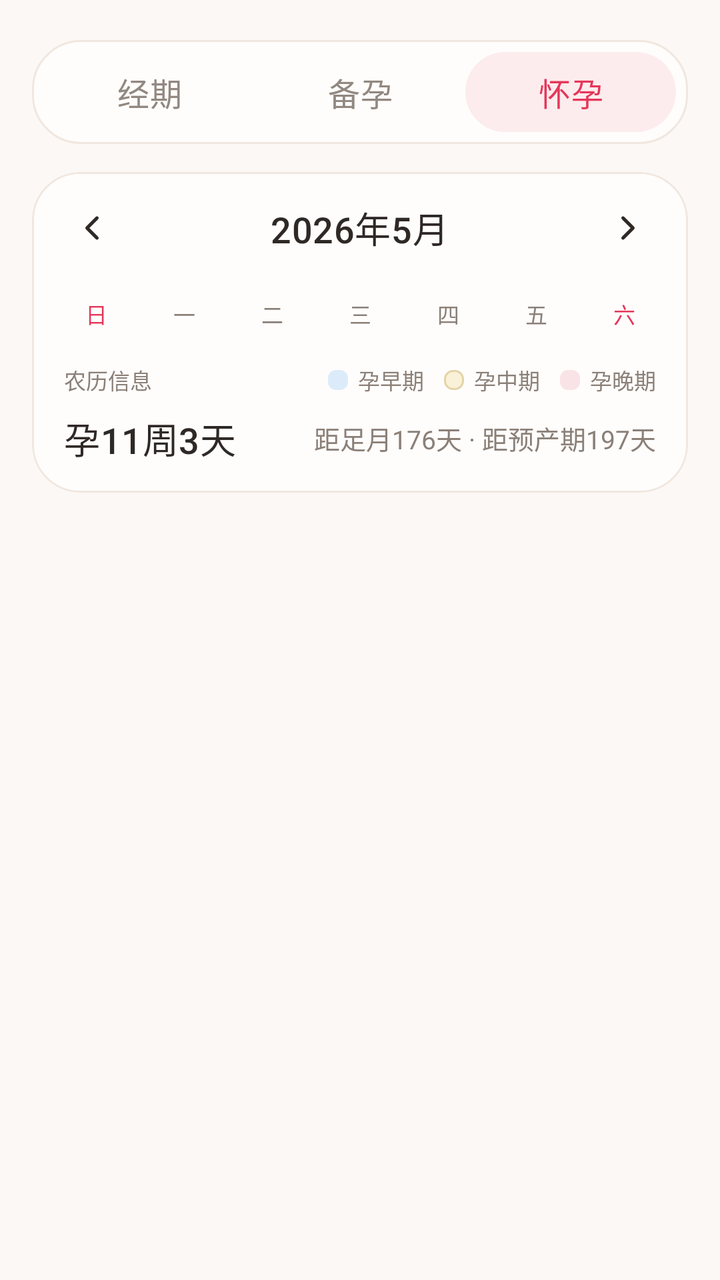
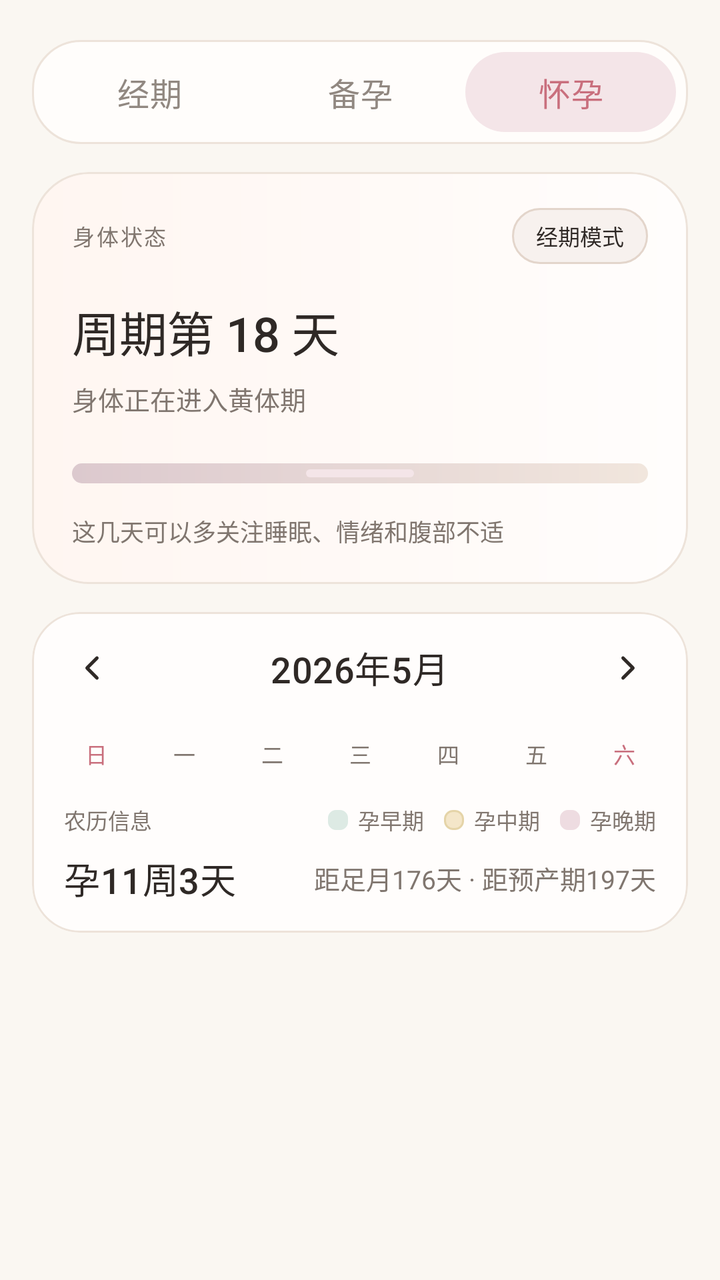

Two renders of the same Android screen: before a commit and after it. Below are the layout's source before the change and the commit's diff.
<!-- AndroidManifest.xml: application theme Theme.Athena -->
<!-- res/layout/fragment_pregnancy.xml -->
<?xml version="1.0" encoding="utf-8"?>
<androidx.core.widget.NestedScrollView
    xmlns:android="http://schemas.android.com/apk/res/android"
    xmlns:app="http://schemas.android.com/apk/res-auto"
    android:layout_width="match_parent"
    android:layout_height="match_parent"
    android:background="@color/health_page_bg"
    android:fillViewport="true">

    <LinearLayout
        android:layout_width="match_parent"
        android:layout_height="wrap_content"
        android:orientation="vertical"
        android:paddingBottom="24dp">

        <LinearLayout
            android:id="@+id/period_top_tabs"
            android:layout_width="match_parent"
            android:layout_height="wrap_content"
            android:layout_marginStart="16dp"
            android:layout_marginTop="20dp"
            android:layout_marginEnd="16dp"
            android:background="@drawable/bg_health_tabs_container"
            android:gravity="center"
            android:orientation="horizontal"
            android:padding="6dp">

            <TextView
                android:id="@+id/tab_period"
                style="@style/HealthTabTextInactive"
                android:layout_width="0dp"
                android:layout_height="40dp"
                android:layout_weight="1"
                android:gravity="center"
                android:text="&#32463;&#26399;" />

            <TextView
                android:id="@+id/tab_pregnancy_prep"
                style="@style/HealthTabTextInactive"
                android:layout_width="0dp"
                android:layout_height="40dp"
                android:layout_weight="1"
                android:gravity="center"
                android:text="&#22791;&#23381;" />

            <TextView
                android:id="@+id/tab_pregnancy"
                style="@style/HealthTabTextActive"
                android:layout_width="0dp"
                android:layout_height="40dp"
                android:layout_weight="1"
                android:background="@drawable/bg_health_tab_active"
                android:gravity="center"
                android:text="&#24576;&#23381;" />

        </LinearLayout>

        <com.google.android.material.card.MaterialCardView
            android:layout_width="match_parent"
            android:layout_height="wrap_content"
            android:layout_marginStart="16dp"
            android:layout_marginTop="14dp"
            android:layout_marginEnd="16dp"
            app:cardBackgroundColor="@color/health_card_bg"
            app:cardCornerRadius="24dp"
            app:cardElevation="0dp"
            app:strokeColor="@color/health_card_stroke"
            app:strokeWidth="1dp">

            <LinearLayout
                android:layout_width="match_parent"
                android:layout_height="wrap_content"
                android:orientation="vertical"
                android:paddingBottom="14dp">

                <RelativeLayout
                    android:layout_width="match_parent"
                    android:layout_height="56dp"
                    android:paddingStart="10dp"
                    android:paddingEnd="10dp">

                    <ImageButton
                        android:id="@+id/btn_prev_month"
                        android:layout_width="40dp"
                        android:layout_height="40dp"
                        android:layout_alignParentStart="true"
                        android:layout_centerVertical="true"
                        android:background="?attr/selectableItemBackgroundBorderless"
                        android:contentDescription="&#19978;&#19968;&#26376;"
                        android:padding="10dp"
                        android:scaleType="centerInside"
                        android:src="@drawable/ic_arrow_back"
                        app:tint="@color/health_text_primary" />

                    <TextView
                        android:id="@+id/tv_month_year"
                        style="@style/HealthMonthText"
                        android:layout_width="wrap_content"
                        android:layout_height="wrap_content"
                        android:layout_centerInParent="true"
                        android:text="2026&#24180;5&#26376;" />

                    <ImageButton
                        android:id="@+id/btn_next_month"
                        android:layout_width="40dp"
                        android:layout_height="40dp"
                        android:layout_alignParentEnd="true"
                        android:layout_centerVertical="true"
                        android:background="?attr/selectableItemBackgroundBorderless"
                        android:contentDescription="&#19979;&#19968;&#26376;"
                        android:padding="10dp"
                        android:scaleType="centerInside"
                        android:src="@drawable/ic_arrow_right"
                        app:tint="@color/health_text_primary" />

                </RelativeLayout>

                <LinearLayout
                    android:layout_width="match_parent"
                    android:layout_height="30dp"
                    android:orientation="horizontal"
                    android:paddingStart="10dp"
                    android:paddingEnd="10dp">

                    <TextView style="@style/HealthLegendText" android:layout_width="0dp" android:layout_height="match_parent" android:layout_weight="1" android:gravity="center" android:text="&#26085;" android:textColor="@color/period_rose" />
                    <TextView style="@style/HealthLegendText" android:layout_width="0dp" android:layout_height="match_parent" android:layout_weight="1" android:gravity="center" android:text="&#19968;" />
                    <TextView style="@style/HealthLegendText" android:layout_width="0dp" android:layout_height="match_parent" android:layout_weight="1" android:gravity="center" android:text="&#20108;" />
                    <TextView style="@style/HealthLegendText" android:layout_width="0dp" android:layout_height="match_parent" android:layout_weight="1" android:gravity="center" android:text="&#19977;" />
                    <TextView style="@style/HealthLegendText" android:layout_width="0dp" android:layout_height="match_parent" android:layout_weight="1" android:gravity="center" android:text="&#22235;" />
                    <TextView style="@style/HealthLegendText" android:layout_width="0dp" android:layout_height="match_parent" android:layout_weight="1" android:gravity="center" android:text="&#20116;" />
                    <TextView style="@style/HealthLegendText" android:layout_width="0dp" android:layout_height="match_parent" android:layout_weight="1" android:gravity="center" android:text="&#20845;" android:textColor="@color/period_rose" />

                </LinearLayout>

                <androidx.recyclerview.widget.RecyclerView
                    android:id="@+id/rv_calendar"
                    android:layout_width="match_parent"
                    android:layout_height="wrap_content"
                    android:nestedScrollingEnabled="false"
                    android:overScrollMode="never"
                    android:paddingStart="8dp"
                    android:paddingEnd="8dp" />

                <LinearLayout
                    android:layout_width="match_parent"
                    android:layout_height="wrap_content"
                    android:gravity="center_vertical"
                    android:orientation="horizontal"
                    android:paddingStart="16dp"
                    android:paddingTop="10dp"
                    android:paddingEnd="16dp">

                    <TextView
                        android:id="@+id/tv_lunar_date"
                        style="@style/HealthLegendText"
                        android:layout_width="0dp"
                        android:layout_height="wrap_content"
                        android:layout_weight="1"
                        android:text="&#20892;&#21382;&#20449;&#24687;" />

                    <View android:layout_width="10dp" android:layout_height="10dp" android:background="@drawable/legend_rect_pregnancy_early" />
                    <TextView style="@style/HealthLegendText" android:layout_width="wrap_content" android:layout_height="wrap_content" android:layout_marginStart="5dp" android:layout_marginEnd="10dp" android:text="&#23381;&#26089;&#26399;" />
                    <View android:layout_width="10dp" android:layout_height="10dp" android:background="@drawable/legend_rect_pregnancy_mid" />
                    <TextView style="@style/HealthLegendText" android:layout_width="wrap_content" android:layout_height="wrap_content" android:layout_marginStart="5dp" android:layout_marginEnd="10dp" android:text="&#23381;&#20013;&#26399;" />
                    <View android:layout_width="10dp" android:layout_height="10dp" android:background="@drawable/legend_rect_pregnancy_late" />
                    <TextView style="@style/HealthLegendText" android:layout_width="wrap_content" android:layout_height="wrap_content" android:layout_marginStart="5dp" android:text="&#23381;&#26202;&#26399;" />

                </LinearLayout>

                <LinearLayout
                    android:layout_width="match_parent"
                    android:layout_height="wrap_content"
                    android:gravity="center_vertical"
                    android:orientation="horizontal"
                    android:paddingStart="16dp"
                    android:paddingTop="8dp"
                    android:paddingEnd="16dp">

                    <TextView
                        android:id="@+id/tv_pregnancy_progress"
                        style="@style/HealthCardTitleText"
                        android:layout_width="0dp"
                        android:layout_height="wrap_content"
                        android:layout_weight="1"
                        android:text="&#23381;11&#21608;3&#22825;" />

                    <TextView
                        android:id="@+id/tv_pregnancy_countdown"
                        style="@style/HealthCardSubtitleText"
                        android:layout_width="wrap_content"
                        android:layout_height="wrap_content"
                        android:text="&#36317;&#36275;&#26376;176&#22825; &#183; &#36317;&#39044;&#20135;&#26399;197&#22825;" />

                </LinearLayout>

            </LinearLayout>

        </com.google.android.material.card.MaterialCardView>

        <com.google.android.material.card.MaterialCardView
            android:layout_width="match_parent"
            android:layout_height="wrap_content"
            android:layout_marginStart="16dp"
            android:layout_marginTop="14dp"
            android:layout_marginEnd="16dp"
            android:layout_marginBottom="20dp"
            app:cardBackgroundColor="@color/health_card_bg"
            app:cardCornerRadius="22dp"
            app:cardElevation="0dp"
            app:strokeColor="@color/health_card_stroke"
            app:strokeWidth="1dp">

            <LinearLayout
                android:id="@+id/action_list_container"
                android:layout_width="match_parent"
                android:layout_height="wrap_content"
                android:orientation="vertical" />

        </com.google.android.material.card.MaterialCardView>

    </LinearLayout>

</androidx.core.widget.NestedScrollView>
<!-- resources referenced by this layout -->
<resources>
  <color name="health_card_stroke">#F0E7DF</color>
  <color name="health_page_bg">#FCF8F5</color>
  <color name="period_rose">#E5375A</color>
  <color name="health_tab_active_fill">#FCECEE</color>
  <color name="health_pregnancy_early">#DCEBFA</color>
  <color name="health_pregnancy_late">#F9E3E7</color>
  <color name="health_pregnancy_mid">#F9F1D8</color>
  <color name="health_text_secondary">#8B8078</color>
  <!-- unchanged entries left out for length: 22 -->
</resources>

<!-- the commit's change to res/layout/fragment_pregnancy.xml (unified diff, before → after) -->
@@ -54,6 +54,8 @@
                 android:text="&#24576;&#23381;" />
 
         </LinearLayout>
+
+        <include layout="@layout/include_health_status_card" />
 
         <com.google.android.material.card.MaterialCardView
             android:layout_width="match_parent"
@@ -221,3 +223,103 @@
     </LinearLayout>
 
 </androidx.core.widget.NestedScrollView>
+<!-- res/layout/include_health_status_card.xml (included above) -->
+<?xml version="1.0" encoding="utf-8"?>
+<com.google.android.material.card.MaterialCardView
+    xmlns:android="http://schemas.android.com/apk/res/android"
+    xmlns:app="http://schemas.android.com/apk/res-auto"
+    android:id="@+id/card_health_status"
+    android:layout_width="match_parent"
+    android:layout_height="wrap_content"
+    android:layout_marginStart="16dp"
+    android:layout_marginTop="14dp"
+    android:layout_marginEnd="16dp"
+    app:cardBackgroundColor="@android:color/transparent"
+    app:cardCornerRadius="28dp"
+    app:cardElevation="0dp"
+    app:strokeWidth="0dp">
+
+    <LinearLayout
+        android:layout_width="match_parent"
+        android:layout_height="wrap_content"
+        android:background="@drawable/bg_health_status_panel"
+        android:orientation="vertical"
+        android:paddingStart="20dp"
+        android:paddingTop="18dp"
+        android:paddingEnd="20dp"
+        android:paddingBottom="18dp">
+
+        <RelativeLayout
+            android:layout_width="match_parent"
+            android:layout_height="wrap_content">
+
+            <TextView
+                android:id="@+id/tv_health_status_kicker"
+                style="@style/HealthStatusKickerText"
+                android:layout_width="wrap_content"
+                android:layout_height="wrap_content"
+                android:layout_centerVertical="true"
+                android:text="身体状态" />
+
+            <TextView
+                android:id="@+id/tv_health_status_badge"
+                style="@style/HealthStatusBadgeText"
+                android:layout_width="wrap_content"
+                android:layout_height="28dp"
+                android:layout_alignParentEnd="true"
+                android:background="@drawable/bg_health_status_badge"
+                android:gravity="center"
+                android:minWidth="64dp"
+                android:paddingStart="12dp"
+                android:paddingEnd="12dp"
+                android:text="经期模式" />
+
+        </RelativeLayout>
+
+        <TextView
+            android:id="@+id/tv_health_status_title"
+            style="@style/HealthStatusTitleText"
+            android:layout_width="match_parent"
+            android:layout_height="wrap_content"
+            android:layout_marginTop="16dp"
+            android:text="周期第 18 天" />
+
+        <TextView
+            android:id="@+id/tv_health_status_subtitle"
+            style="@style/HealthStatusSubtitleText"
+            android:layout_width="match_parent"
+            android:layout_height="wrap_content"
+            android:layout_marginTop="7dp"
+            android:text="身体正在进入黄体期" />
+
+        <FrameLayout
+            android:layout_width="match_parent"
+            android:layout_height="20dp"
+            android:layout_marginTop="18dp">
+
+            <View
+                android:id="@+id/view_health_status_rail"
+                android:layout_width="match_parent"
+                android:layout_height="10dp"
+                android:layout_gravity="center_vertical"
+                android:background="@drawable/bg_health_status_rail" />
+
+            <View
+                android:id="@+id/view_health_status_marker"
+                android:layout_width="54dp"
+                android:layout_height="4dp"
+                android:layout_gravity="center_vertical|center_horizontal"
+                android:background="@drawable/bg_health_tab_active" />
+
+        </FrameLayout>
+
+        <TextView
+            android:id="@+id/tv_health_status_hint"
+            style="@style/HealthStatusHintText"
+            android:layout_width="match_parent"
+            android:layout_height="wrap_content"
+            android:layout_marginTop="10dp"
+            android:text="这几天可以多关注睡眠、情绪和腹部不适" />
+
+    </LinearLayout>
+</com.google.android.material.card.MaterialCardView>
<!-- resource entries referenced after the edit -->
@@ -1,13 +1,92 @@
 <!-- resources referenced by this layout -->
 <resources>
-  <color name="health_card_stroke">#F0E7DF</color>
-  <color name="health_page_bg">#FCF8F5</color>
-  <color name="period_rose">#E5375A</color>
-  <color name="health_tab_active_fill">#FCECEE</color>
-  <color name="health_pregnancy_early">#DCEBFA</color>
-  <color name="health_pregnancy_late">#F9E3E7</color>
-  <color name="health_pregnancy_mid">#F9F1D8</color>
-  <color name="health_text_secondary">#8B8078</color>
+  <color name="health_card_stroke">#EDE3DA</color>
+  <color name="health_page_bg">#FAF7F2</color>
+  <color name="period_rose">#C96F7D</color>
+  <!-- drawable bg_health_status_badge (drawable) -->
+  <?xml version="1.0" encoding="utf-8"?>
+  <shape xmlns:android="http://schemas.android.com/apk/res/android"
+      android:shape="rectangle">
+      <solid android:color="#F7F1EE" />
+      <stroke
+          android:width="1dp"
+          android:color="#E3D5CB" />
+      <corners android:radius="999dp" />
+  </shape>
+  <!-- drawable bg_health_status_panel (drawable) -->
+  <?xml version="1.0" encoding="utf-8"?>
+  <shape xmlns:android="http://schemas.android.com/apk/res/android"
+      android:shape="rectangle">
+      <gradient
+          android:angle="0"
+          android:endColor="@color/health_card_bg"
+          android:startColor="@color/health_card_tint"
+          android:type="linear" />
+      <stroke
+          android:width="1dp"
+          android:color="@color/health_card_stroke" />
+      <corners android:radius="28dp" />
+  </shape>
+  <!-- drawable bg_health_status_rail (drawable) -->
+  <?xml version="1.0" encoding="utf-8"?>
+  <shape xmlns:android="http://schemas.android.com/apk/res/android"
+      android:shape="rectangle">
+      <gradient
+          android:angle="0"
+          android:endColor="#F1E6DD"
+          android:startColor="#DCC9CE"
+          android:type="linear" />
+      <corners android:radius="999dp" />
+  </shape>
+  <style name="HealthStatusBadgeText" parent="TextAppearance.AppCompat.Caption">
+          <item name="android:textSize">11sp</item>
+          <item name="android:textStyle">normal</item>
+          <item name="android:textColor">@color/health_text_primary</item>
+          <item name="android:fontFamily">sans-serif-medium</item>
+          <item name="fontFamily">sans-serif-medium</item>
+          <item name="android:includeFontPadding">false</item>
+      </style>
+  <style name="HealthStatusHintText" parent="TextAppearance.AppCompat.Caption">
+          <item name="android:textSize">12sp</item>
+          <item name="android:textStyle">normal</item>
+          <item name="android:textColor">@color/health_text_secondary</item>
+          <item name="android:fontFamily">sans-serif</item>
+          <item name="fontFamily">sans-serif</item>
+          <item name="android:includeFontPadding">false</item>
+      </style>
+  <style name="HealthStatusKickerText" parent="TextAppearance.AppCompat.Caption">
+          <item name="android:textSize">11sp</item>
+          <item name="android:textStyle">normal</item>
+          <item name="android:textColor">@color/health_text_secondary</item>
+          <item name="android:fontFamily">sans-serif-medium</item>
+          <item name="fontFamily">sans-serif-medium</item>
+          <item name="android:letterSpacing">0.08</item>
+          <item name="android:includeFontPadding">false</item>
+      </style>
+  <style name="HealthStatusSubtitleText" parent="TextAppearance.AppCompat.Body2">
+          <item name="android:textSize">13sp</item>
+          <item name="android:textStyle">normal</item>
+          <item name="android:textColor">@color/health_text_secondary</item>
+          <item name="android:fontFamily">sans-serif</item>
+          <item name="fontFamily">sans-serif</item>
+          <item name="android:lineSpacingExtra">1dp</item>
+          <item name="android:includeFontPadding">false</item>
+      </style>
+  <style name="HealthStatusTitleText" parent="TextAppearance.AppCompat.Body1">
+          <item name="android:textSize">24sp</item>
+          <item name="android:textStyle">normal</item>
+          <item name="android:textColor">@color/health_text_primary</item>
+          <item name="android:fontFamily">sans-serif-medium</item>
+          <item name="fontFamily">sans-serif-medium</item>
+          <item name="android:letterSpacing">-0.01</item>
+          <item name="android:includeFontPadding">false</item>
+      </style>
+  <color name="health_card_tint">#FFF6F1</color>
+  <color name="health_tab_active_fill">#F4E5E8</color>
+  <color name="health_pregnancy_early">#DDEAE4</color>
+  <color name="health_pregnancy_late">#EEDCE1</color>
+  <color name="health_pregnancy_mid">#F4E6C9</color>
+  <color name="health_text_secondary">#80766F</color>
   <!-- unchanged entries left out for length: 22 -->
 </resources>
 
